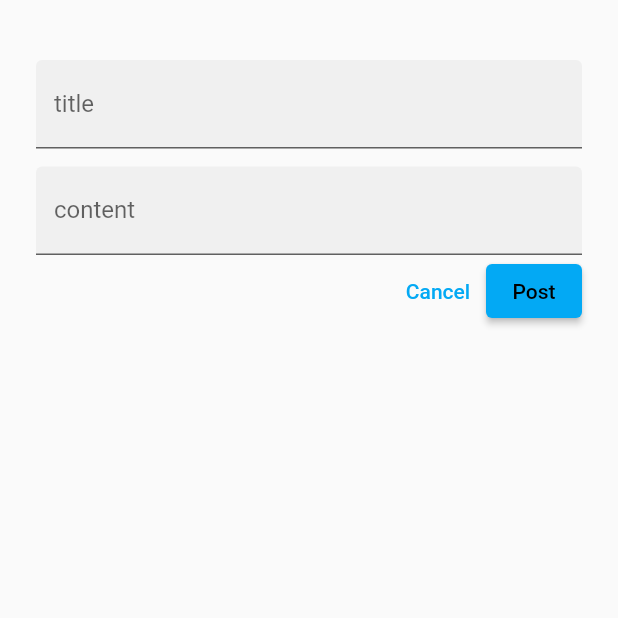
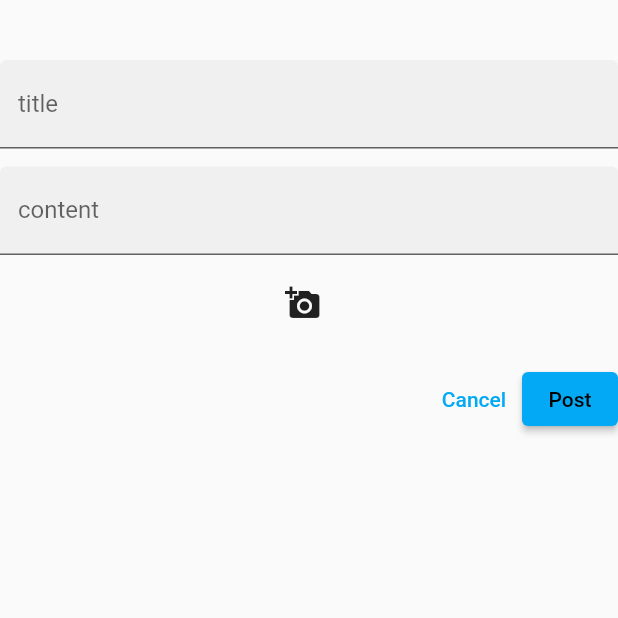
Before and after one commit to Thumuht/frontend, a Flutter app: the NewPostPage screen opened by its route, on a phone screen of 412 x 824 dp, the top half of it. Run offline on Flutter 3.47's test engine with Material 2 defaults, Android fonts, the phone set to English and light mode, and no system bars; our stand-ins replace equatable, flutter_markdown, go_router, graphql_flutter, image_picker; missing offline and left inert: artemis, file_selector, gql, multiple_images_picker; network calls fail.

Commit message:
feat(xrf): 不是？就改了一个文件也能写到两点啊

```diff
--- a/lib/main.dart
+++ b/lib/main.dart
@@ -8,7 +8,8 @@ import 'package:thumuht/router.dart';
 import 'package:provider/provider.dart';
 
 final HttpLink httpLink = HttpLink(
-  'http://127.0.0.1:8899/query',
+  // 'http://127.0.0.1:8899/query',
+  'http://10.0.2.2:8899/query',
 );
 
 void main() async {
--- a/lib/pages/new_post.dart
+++ b/lib/pages/new_post.dart
@@ -1,10 +1,86 @@
+// ignore_for_file: prefer_const_constructors
+
+import 'dart:io';
+
+import 'package:file_selector/file_selector.dart';
 import 'package:flutter/material.dart';
 import 'package:go_router/go_router.dart';
 import 'package:graphql_flutter/graphql_flutter.dart';
+import 'package:image_picker/image_picker.dart';
+import 'package:multiple_images_picker/multiple_images_picker.dart';
 import 'package:provider/provider.dart';
 import 'package:thumuht/model/gql/graphql_api.dart';
 
 import '../model/session.dart';
+
+class imageDemonstrator extends StatefulWidget {
+  const imageDemonstrator({Key? key}) : super(key: key);
+
+  @override
+  _imageDemonstratorState createState() => _imageDemonstratorState();
+}
+
+class _imageDemonstratorState extends State<imageDemonstrator> {
+  // List<XFile>? image_;
+  List<Asset> images = <Asset>[];
+  Widget buildListView() {
+    return images.isEmpty
+        ? Container()
+        : GridView.count(
+            shrinkWrap: true,
+            crossAxisCount: 3,
+            children: List.generate(images.length, (index) {
+              Asset asset = images[index];
+              return AssetThumb(
+                asset: asset,
+                width: 100,
+                height: 100,
+              );
+            }));
+  }
+
+  Future<void> loadAssets() async {
+    List<Asset> resultList = <Asset>[];
+
+    try {
+      resultList = await MultipleImagesPicker.pickImages(
+        maxImages: 6,
+        enableCamera: true,
+        selectedAssets: images,
+        cupertinoOptions: CupertinoOptions(takePhotoIcon: "chat"),
+        materialOptions: MaterialOptions(
+          actionBarColor: "#abcdef",
+          actionBarTitle: "Example App",
+          allViewTitle: "All Photos",
+          useDetailsView: false,
+          selectCircleStrokeColor: "#000000",
+        ),
+      );
+    } on Exception catch (e) {
+      print(e);
+    }
+    if (!mounted) return;
+
+    setState(() {
+      images = resultList;
+    });
+  }
+
+  @override
+  Widget build(BuildContext context) {
+    return Column(
+      mainAxisSize: MainAxisSize.min,
+      children: <Widget>[
+        IconButton(
+          alignment: Alignment.topLeft,
+          icon: Icon(Icons.add_a_photo),
+          onPressed: loadAssets,
+        ),
+        buildListView(),
+      ],
+    );
+  }
+}
 
 class NewPostPage extends StatefulWidget {
   const NewPostPage({super.key});
@@ -23,8 +99,9 @@ class _NewPostPageState extends State<NewPostPage> {
   Widget build(BuildContext context) {
     return Scaffold(
       body: SafeArea(
+          // height: 300,
           child: ListView(
-        padding: const EdgeInsets.symmetric(horizontal: 24.0),
+        // shrinkWrap: true,
         children: <Widget>[
           const SizedBox(height: 40.0),
           TextField(
@@ -48,6 +125,13 @@ class _NewPostPageState extends State<NewPostPage> {
               labelText: 'content',
             ),
           ),
+          const SizedBox(
+            height: 12.0,
+          ),
+          imageDemonstrator(),
+          const SizedBox(
+            height: 12.0,
+          ),
           OverflowBar(
             alignment: MainAxisAlignment.end,
             children: <Widget>[
@@ -70,7 +154,6 @@ class _NewPostPageState extends State<NewPostPage> {
                         'content': content_,
                       });
                     }
-
                     context.replace('/');
                   },
                   child: const Text('Post'),
--- a/pubspec.yaml
+++ b/pubspec.yaml
@@ -40,6 +40,11 @@ dependencies:
   graphql_flutter: ^5.1.2
   provider: ^6.0.0
   flutter_markdown: ^0.6.14
+  # 图片选择器
+  image_picker: ^0.8.2
+  file_selector: ^0.9.3
+  multiple_images_picker: ^1.0.0
+
 
 dev_dependencies:
   flutter_test:
```
Also changed, not shown: pubspec.lock, 2 other files.
